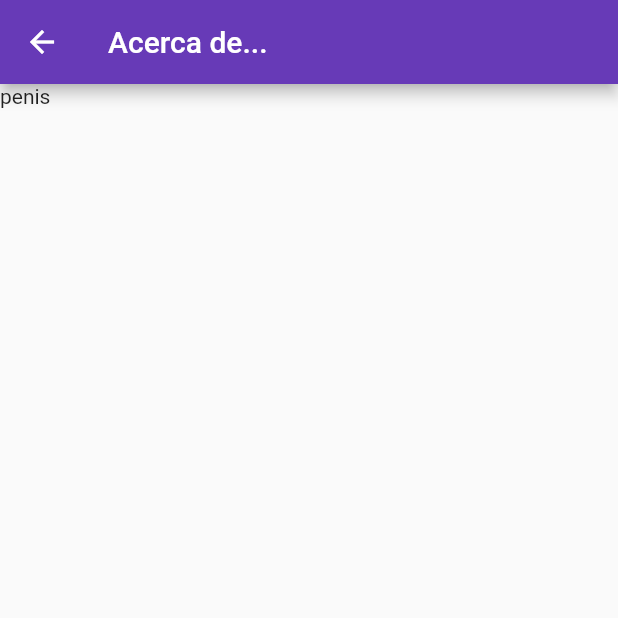
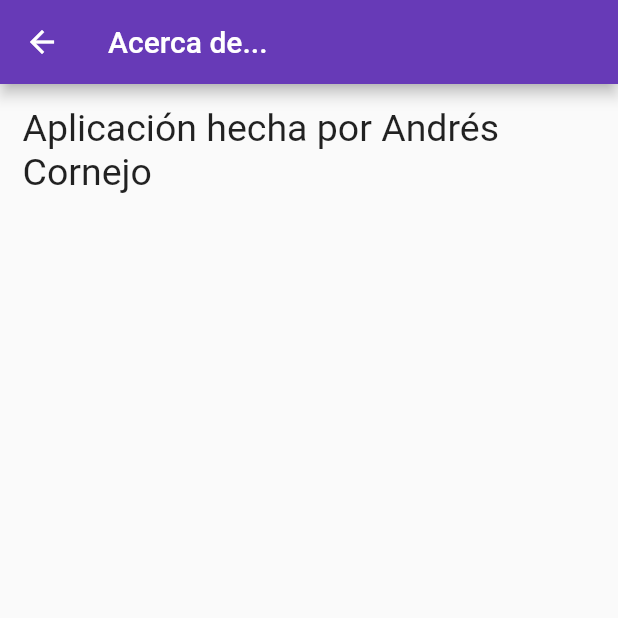
Before and after one commit to andrescornejo/vis-pc-01, a Flutter app: the screen it shows after launch, item 3 of the bottom bar chosen, on a phone screen of 412 x 824 dp, the top half of it. Run offline on Flutter 3.47's test engine with Material 2 defaults, Android fonts, the phone set to English and light mode, and no system bars; our stand-ins replace charts_flutter.

Commit message:
Final commit

```diff
--- a/vis_pc_01/lib/ui/infoScreen.dart
+++ b/vis_pc_01/lib/ui/infoScreen.dart
@@ -8,8 +8,18 @@ class InfoScreen extends StatelessWidget {
         title: Text("Acerca de..."),
         backgroundColor: Colors.deepPurple,
       ),
-      body: Text("penis"),
-
+      body: ListView(
+          children: <Widget>[
+      Padding(
+      padding: const EdgeInsets.all(15.0),
+      child: Text("Aplicación hecha por Andrés Cornejo",
+        style: TextStyle(
+          fontSize: 25.0,
+        ),
+      ),
+    ),
+    ]
+    )
     );
   }
 
```
